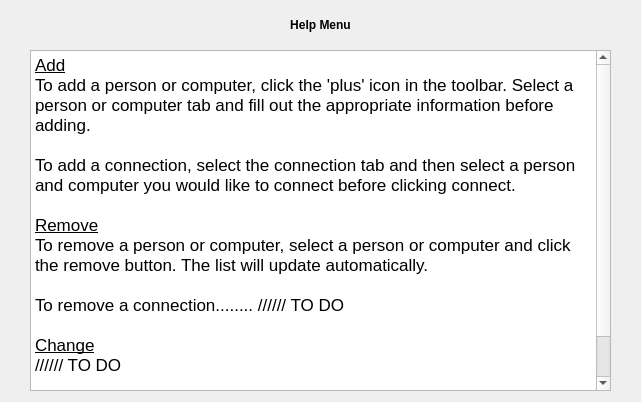
Above: helpscreen.ui from Fanarito/VLN1 before the change. Below: the same form after it.
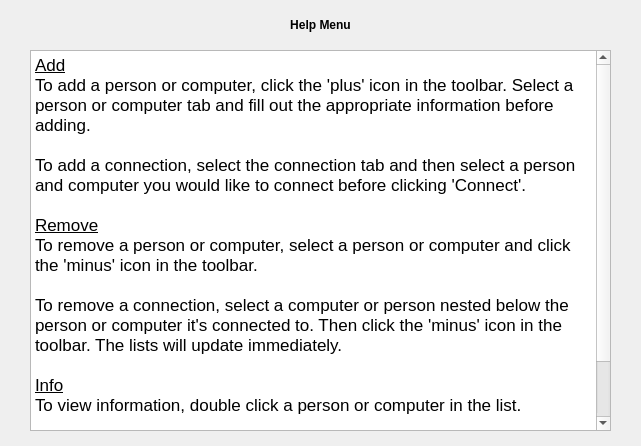
That is the form after the change.

Commit message: Fixed in add person where you could not add an alive person, updated help menu

```diff
--- a/helpscreen.ui
+++ b/helpscreen.ui
@@ -7,7 +7,7 @@
     <x>0</x>
     <y>0</y>
     <width>641</width>
-    <height>402</height>
+    <height>446</height>
    </rect>
   </property>
   <property name="windowTitle">
@@ -35,29 +35,29 @@
      <x>30</x>
      <y>50</y>
      <width>581</width>
-     <height>341</height>
+     <height>381</height>
     </rect>
    </property>
    <property name="html">
     <string>&lt;!DOCTYPE HTML PUBLIC &quot;-//W3C//DTD HTML 4.0//EN&quot; &quot;http://www.w3.org/TR/REC-html40/strict.dtd&quot;&gt;
 &lt;html&gt;&lt;head&gt;&lt;meta name=&quot;qrichtext&quot; content=&quot;1&quot; /&gt;&lt;style type=&quot;text/css&quot;&gt;
 p, li { white-space: pre-wrap; }
-&lt;/style&gt;&lt;/head&gt;&lt;body style=&quot; font-family:'.SF NS Text'; font-size:13pt; font-weight:400; font-style:normal;&quot;&gt;
-&lt;p style=&quot; margin-top:0px; margin-bottom:0px; margin-left:0px; margin-right:0px; -qt-block-indent:0; text-indent:0px;&quot;&gt;&lt;span style=&quot; font-family:'.Helvetica Neue DeskInterface'; text-decoration: underline;&quot;&gt;Add&lt;/span&gt;&lt;/p&gt;
-&lt;p style=&quot; margin-top:0px; margin-bottom:0px; margin-left:0px; margin-right:0px; -qt-block-indent:0; text-indent:0px;&quot;&gt;&lt;span style=&quot; font-family:'.Helvetica Neue DeskInterface';&quot;&gt;To add a person or computer, click the 'plus' icon in the toolbar. Select a person or computer tab and fill out the appropriate information before adding.&lt;/span&gt;&lt;/p&gt;
-&lt;p style=&quot;-qt-paragraph-type:empty; margin-top:0px; margin-bottom:0px; margin-left:0px; margin-right:0px; -qt-block-indent:0; text-indent:0px; font-family:'.Helvetica Neue DeskInterface';&quot;&gt;&lt;br /&gt;&lt;/p&gt;
-&lt;p style=&quot; margin-top:0px; margin-bottom:0px; margin-left:0px; margin-right:0px; -qt-block-indent:0; text-indent:0px;&quot;&gt;&lt;span style=&quot; font-family:'.Helvetica Neue DeskInterface';&quot;&gt;To add a connection, select the connection tab and then select a person and computer you would like to connect before clicking connect. &lt;/span&gt;&lt;/p&gt;
-&lt;p style=&quot;-qt-paragraph-type:empty; margin-top:0px; margin-bottom:0px; margin-left:0px; margin-right:0px; -qt-block-indent:0; text-indent:0px; font-family:'.Helvetica Neue DeskInterface';&quot;&gt;&lt;br /&gt;&lt;/p&gt;
-&lt;p style=&quot; margin-top:0px; margin-bottom:0px; margin-left:0px; margin-right:0px; -qt-block-indent:0; text-indent:0px;&quot;&gt;&lt;span style=&quot; font-family:'.Helvetica Neue DeskInterface'; text-decoration: underline;&quot;&gt;Remove&lt;/span&gt;&lt;/p&gt;
-&lt;p style=&quot; margin-top:0px; margin-bottom:0px; margin-left:0px; margin-right:0px; -qt-block-indent:0; text-indent:0px;&quot;&gt;&lt;span style=&quot; font-family:'.Helvetica Neue DeskInterface';&quot;&gt;To remove a person or computer, select a person or computer and click the remove button. The list will update automatically. &lt;/span&gt;&lt;/p&gt;
-&lt;p style=&quot;-qt-paragraph-type:empty; margin-top:0px; margin-bottom:0px; margin-left:0px; margin-right:0px; -qt-block-indent:0; text-indent:0px; font-family:'.Helvetica Neue DeskInterface';&quot;&gt;&lt;br /&gt;&lt;/p&gt;
-&lt;p style=&quot; margin-top:0px; margin-bottom:0px; margin-left:0px; margin-right:0px; -qt-block-indent:0; text-indent:0px;&quot;&gt;&lt;span style=&quot; font-family:'.Helvetica Neue DeskInterface';&quot;&gt;To remove a connection........ ////// TO DO &lt;/span&gt;&lt;/p&gt;
-&lt;p style=&quot;-qt-paragraph-type:empty; margin-top:0px; margin-bottom:0px; margin-left:0px; margin-right:0px; -qt-block-indent:0; text-indent:0px; font-family:'.Helvetica Neue DeskInterface';&quot;&gt;&lt;br /&gt;&lt;/p&gt;
-&lt;p style=&quot; margin-top:0px; margin-bottom:0px; margin-left:0px; margin-right:0px; -qt-block-indent:0; text-indent:0px;&quot;&gt;&lt;span style=&quot; font-family:'.Helvetica Neue DeskInterface'; text-decoration: underline;&quot;&gt;Change&lt;/span&gt;&lt;/p&gt;
-&lt;p style=&quot; margin-top:0px; margin-bottom:0px; margin-left:0px; margin-right:0px; -qt-block-indent:0; text-indent:0px;&quot;&gt;&lt;span style=&quot; font-family:'.Helvetica Neue DeskInterface';&quot;&gt;////// TO DO&lt;/span&gt;&lt;/p&gt;
-&lt;p style=&quot;-qt-paragraph-type:empty; margin-top:0px; margin-bottom:0px; margin-left:0px; margin-right:0px; -qt-block-indent:0; text-indent:0px; font-family:'.Helvetica Neue DeskInterface';&quot;&gt;&lt;br /&gt;&lt;/p&gt;
-&lt;p style=&quot; margin-top:0px; margin-bottom:0px; margin-left:0px; margin-right:0px; -qt-block-indent:0; text-indent:0px;&quot;&gt;&lt;span style=&quot; font-family:'.Helvetica Neue DeskInterface'; text-decoration: underline;&quot;&gt;Info&lt;/span&gt;&lt;/p&gt;
-&lt;p style=&quot; margin-top:0px; margin-bottom:0px; margin-left:0px; margin-right:0px; -qt-block-indent:0; text-indent:0px;&quot;&gt;&lt;span style=&quot; font-family:'.Helvetica Neue DeskInterface';&quot;&gt;To view information, double click a person or computer in the list. &lt;/span&gt;&lt;/p&gt;&lt;/body&gt;&lt;/html&gt;</string>
+&lt;/style&gt;&lt;/head&gt;&lt;body style=&quot; font-family:'.Helvetica Neue DeskInterface'; font-size:13pt; font-weight:400; font-style:normal;&quot;&gt;
+&lt;p style=&quot; margin-top:0px; margin-bottom:0px; margin-left:0px; margin-right:0px; -qt-block-indent:0; text-indent:0px;&quot;&gt;&lt;span style=&quot; text-decoration: underline;&quot;&gt;Add&lt;/span&gt;&lt;/p&gt;
+&lt;p style=&quot; margin-top:0px; margin-bottom:0px; margin-left:0px; margin-right:0px; -qt-block-indent:0; text-indent:0px;&quot;&gt;To add a person or computer, click the 'plus' icon in the toolbar. Select a person or computer tab and fill out the appropriate information before adding.&lt;/p&gt;
+&lt;p style=&quot;-qt-paragraph-type:empty; margin-top:0px; margin-bottom:0px; margin-left:0px; margin-right:0px; -qt-block-indent:0; text-indent:0px;&quot;&gt;&lt;br /&gt;&lt;/p&gt;
+&lt;p style=&quot; margin-top:0px; margin-bottom:0px; margin-left:0px; margin-right:0px; -qt-block-indent:0; text-indent:0px;&quot;&gt;To add a connection, select the connection tab and then select a person and computer you would like to connect before clicking 'Connect'. &lt;/p&gt;
+&lt;p style=&quot;-qt-paragraph-type:empty; margin-top:0px; margin-bottom:0px; margin-left:0px; margin-right:0px; -qt-block-indent:0; text-indent:0px;&quot;&gt;&lt;br /&gt;&lt;/p&gt;
+&lt;p style=&quot; margin-top:0px; margin-bottom:0px; margin-left:0px; margin-right:0px; -qt-block-indent:0; text-indent:0px;&quot;&gt;&lt;span style=&quot; text-decoration: underline;&quot;&gt;Remove&lt;/span&gt;&lt;/p&gt;
+&lt;p style=&quot; margin-top:0px; margin-bottom:0px; margin-left:0px; margin-right:0px; -qt-block-indent:0; text-indent:0px;&quot;&gt;To remove a person or computer, select a person or computer and click the 'minus' icon in the toolbar. &lt;/p&gt;
+&lt;p style=&quot;-qt-paragraph-type:empty; margin-top:0px; margin-bottom:0px; margin-left:0px; margin-right:0px; -qt-block-indent:0; text-indent:0px;&quot;&gt;&lt;br /&gt;&lt;/p&gt;
+&lt;p style=&quot; margin-top:0px; margin-bottom:0px; margin-left:0px; margin-right:0px; -qt-block-indent:0; text-indent:0px;&quot;&gt;To remove a connection, select a computer or person nested below the person or computer it's connected to. Then click the 'minus' icon in the toolbar. The lists will update immediately. &lt;/p&gt;
+&lt;p style=&quot;-qt-paragraph-type:empty; margin-top:0px; margin-bottom:0px; margin-left:0px; margin-right:0px; -qt-block-indent:0; text-indent:0px;&quot;&gt;&lt;br /&gt;&lt;/p&gt;
+&lt;p style=&quot; margin-top:0px; margin-bottom:0px; margin-left:0px; margin-right:0px; -qt-block-indent:0; text-indent:0px;&quot;&gt;&lt;span style=&quot; text-decoration: underline;&quot;&gt;Info&lt;/span&gt;&lt;/p&gt;
+&lt;p style=&quot; margin-top:0px; margin-bottom:0px; margin-left:0px; margin-right:0px; -qt-block-indent:0; text-indent:0px;&quot;&gt;To view information, double click a person or computer in the list. &lt;/p&gt;
+&lt;p style=&quot;-qt-paragraph-type:empty; margin-top:0px; margin-bottom:0px; margin-left:0px; margin-right:0px; -qt-block-indent:0; text-indent:0px;&quot;&gt;&lt;br /&gt;&lt;/p&gt;
+&lt;p style=&quot; margin-top:0px; margin-bottom:0px; margin-left:0px; margin-right:0px; -qt-block-indent:0; text-indent:0px;&quot;&gt;&lt;span style=&quot; text-decoration: underline;&quot;&gt;Change&lt;/span&gt;&lt;/p&gt;
+&lt;p style=&quot; margin-top:0px; margin-bottom:0px; margin-left:0px; margin-right:0px; -qt-block-indent:0; text-indent:0px;&quot;&gt;To change information on a person or computer, double click to view the information and then select edit. &lt;/p&gt;&lt;/body&gt;&lt;/html&gt;</string>
    </property>
   </widget>
  </widget>
```
The commit also changes 2 other files.
